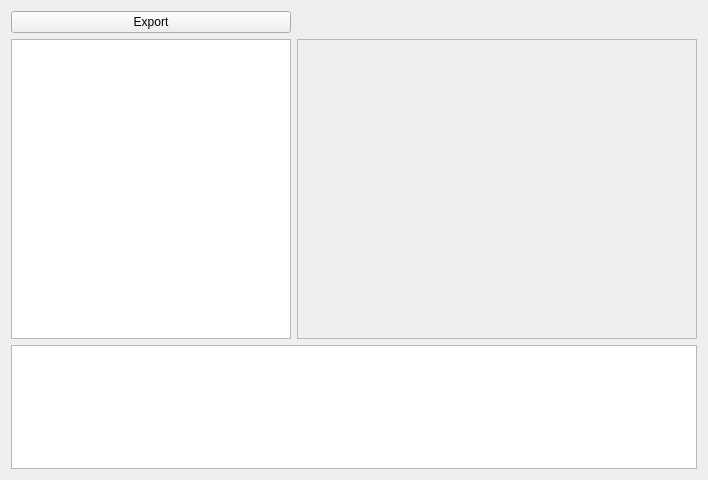
Quenii/ADCEVM, file mac/examples/GasInfo/terminalwidget.ui: the form before one commit.
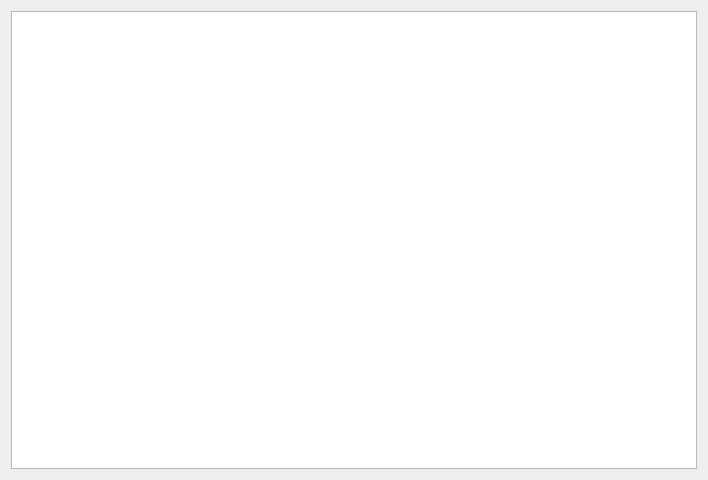
The form after the commit. Custom widgets are drawn as their Qt base class.

What changed in the file:
```diff
--- a/mac/examples/GasInfo/terminalwidget.ui
+++ b/mac/examples/GasInfo/terminalwidget.ui
@@ -13,8 +13,8 @@
   <property name="windowTitle">
    <string>Terminal</string>
   </property>
-  <layout class="QGridLayout" name="gridLayout">
-   <item row="1" column="0">
+  <layout class="QVBoxLayout" name="verticalLayout">
+   <item>
     <widget class="QTableView" name="tableView">
      <property name="enabled">
       <bool>true</bool>
@@ -25,18 +25,6 @@
        <verstretch>0</verstretch>
       </sizepolicy>
      </property>
-     <property name="minimumSize">
-      <size>
-       <width>0</width>
-       <height>300</height>
-      </size>
-     </property>
-     <property name="maximumSize">
-      <size>
-       <width>16777215</width>
-       <height>300</height>
-      </size>
-     </property>
      <property name="editTriggers">
       <set>QAbstractItemView::NoEditTriggers</set>
      </property>
@@ -48,63 +36,8 @@
      </attribute>
     </widget>
    </item>
-   <item row="1" column="1">
-    <widget class="QFrame" name="frame">
-     <property name="minimumSize">
-      <size>
-       <width>400</width>
-       <height>300</height>
-      </size>
-     </property>
-     <property name="maximumSize">
-      <size>
-       <width>400</width>
-       <height>300</height>
-      </size>
-     </property>
-     <property name="frameShape">
-      <enum>QFrame::StyledPanel</enum>
-     </property>
-     <property name="frameShadow">
-      <enum>QFrame::Plain</enum>
-     </property>
-     <layout class="QHBoxLayout" name="horizontalLayout">
-      <property name="margin">
-       <number>0</number>
-      </property>
-      <item>
-       <widget class="LightMaps" name="mapsWidget" native="true"/>
-      </item>
-     </layout>
-    </widget>
-   </item>
-   <item row="2" column="0" colspan="2">
-    <widget class="QListView" name="listView">
-     <property name="sizePolicy">
-      <sizepolicy hsizetype="Expanding" vsizetype="Expanding">
-       <horstretch>0</horstretch>
-       <verstretch>0</verstretch>
-      </sizepolicy>
-     </property>
-    </widget>
-   </item>
-   <item row="0" column="0">
-    <widget class="QPushButton" name="pushButton">
-     <property name="text">
-      <string>Export</string>
-     </property>
-    </widget>
-   </item>
   </layout>
  </widget>
- <customwidgets>
-  <customwidget>
-   <class>LightMaps</class>
-   <extends>QWidget</extends>
-   <header>lightmaps.h</header>
-   <container>1</container>
-  </customwidget>
- </customwidgets>
  <resources/>
  <connections/>
 </ui>
```
